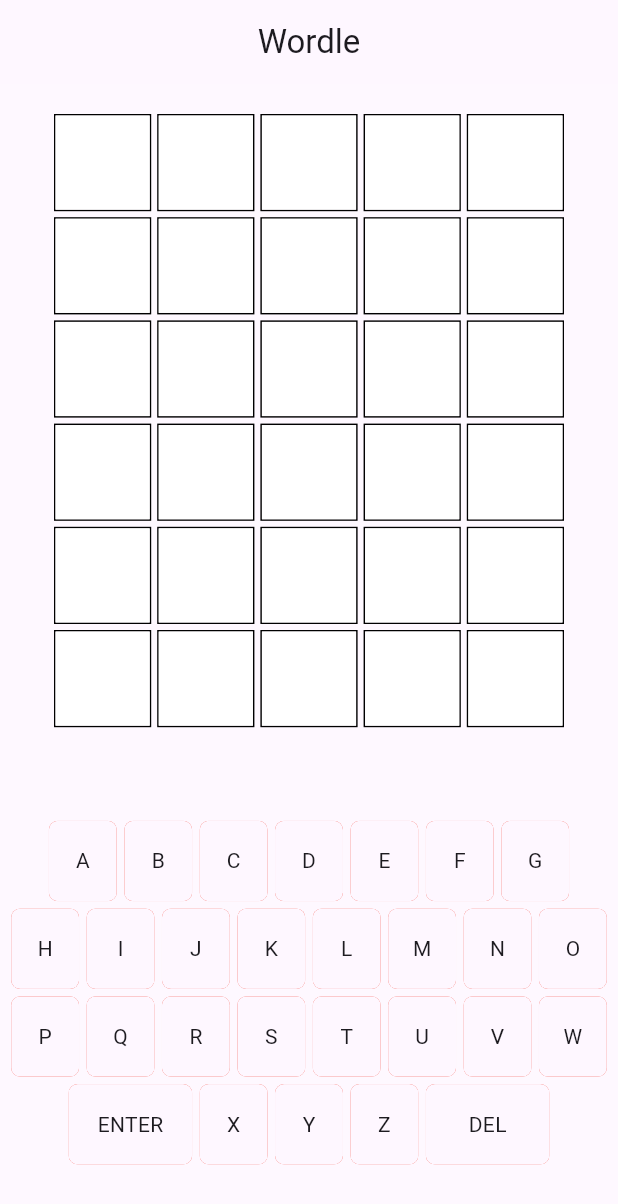
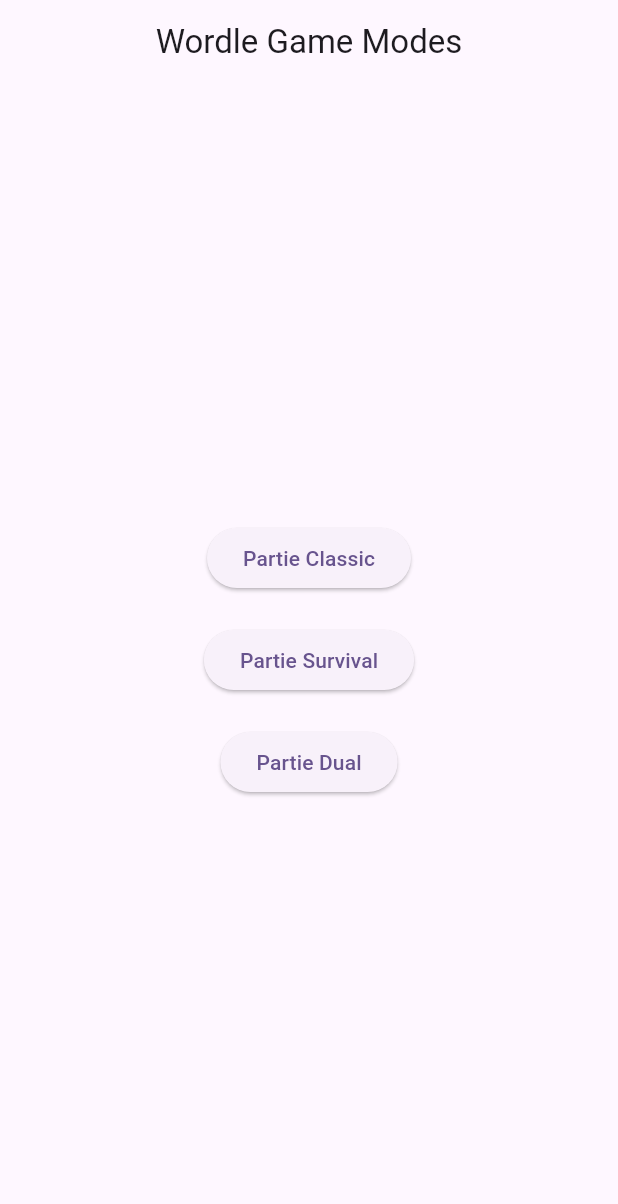
Before and after one commit to mossabdeh/wordle, a Flutter app: the screen it shows after launch, on a phone screen of 412 x 824 dp. Shown: the top 1204 px of the screen. Run offline on Flutter 3.47's test engine with Material 3 defaults, Android fonts, the phone set to English and light mode, and no system bars.

Commit message:
Adding pages architecture

```diff
--- a/lib/main.dart
+++ b/lib/main.dart
@@ -1,8 +1,8 @@
 import 'package:flutter/material.dart';
 import 'package:provider/provider.dart';
 import 'package:wordle/Observer.dart';
+import 'package:wordle/pages/home_screen.dart';
 
-import 'pages/home_page.dart';
 
 void main() {
   runApp(MultiProvider(
@@ -26,7 +26,7 @@
         colorScheme: ColorScheme.fromSeed(seedColor: Colors.deepPurple),
         useMaterial3: true,
       ),
-      home: const HomePage(),
+      home: const HomeScreen(), // Set HomeScreen as the initial page
     );
   }
 }
--- /dev/null
+++ b/lib/pages/dual_game_screen.dart
@@ -0,0 +1,15 @@
+import 'package:flutter/material.dart';
+
+class DualGameScreen extends StatelessWidget {
+  @override
+  Widget build(BuildContext context) {
+    return Scaffold(
+      appBar: AppBar(
+        title: const Text('Partie Dual'),
+      ),
+      body: const Center(
+        child:  Text('Dual Mode Gameplay Here'),
+      ),
+    );
+  }
+}
--- /dev/null
+++ b/lib/pages/home_screen.dart
@@ -0,0 +1,54 @@
+import 'package:flutter/material.dart';
+import 'classic_game_screen.dart';
+import 'survival_game_screen.dart';
+import 'dual_game_screen.dart';
+
+class HomeScreen extends StatelessWidget {
+  const HomeScreen({Key? key}) : super(key: key);
+
+  @override
+  Widget build(BuildContext context) {
+    return Scaffold(
+      appBar: AppBar(
+        title: const Text('Wordle Game Modes'),
+        centerTitle: true,
+      ),
+      body: Center(
+        child: Column(
+          mainAxisAlignment: MainAxisAlignment.center,
+          children: [
+            ElevatedButton(
+              onPressed: () {
+                Navigator.push(
+                  context,
+                  MaterialPageRoute(builder: (context) => ClassicGameScreen()),
+                );
+              },
+              child: const Text('Partie Classic'),
+            ),
+            const SizedBox(height: 20),
+            ElevatedButton(
+              onPressed: () {
+                Navigator.push(
+                  context,
+                  MaterialPageRoute(builder: (context) => SurvivalGameScreen()),
+                );
+              },
+              child: const Text('Partie Survival'),
+            ),
+            const SizedBox(height: 20),
+            ElevatedButton(
+              onPressed: () {
+                Navigator.push(
+                  context,
+                  MaterialPageRoute(builder: (context) => DualGameScreen()),
+                );
+              },
+              child: const Text('Partie Dual'),
+            ),
+          ],
+        ),
+      ),
+    );
+  }
+}
--- a/lib/pages/home_page.dart
+++ b/lib/pages/partie_page.dart
@@ -5,8 +5,8 @@
 import '../components/keyboard_row.dart';
 import '../components/Partiedialogue.dart';
 
-class HomePage extends StatelessWidget {
-  const HomePage({super.key});
+class PartiePage extends StatelessWidget {
+  const PartiePage({super.key});
 
   @override
   Widget build(BuildContext context) {
--- /dev/null
+++ b/lib/pages/survival_game_screen.dart
@@ -0,0 +1,15 @@
+import 'package:flutter/material.dart';
+
+class SurvivalGameScreen extends StatelessWidget {
+  @override
+  Widget build(BuildContext context) {
+    return Scaffold(
+      appBar: AppBar(
+        title: const Text('Partie Survival'),
+      ),
+      body: const Center(
+        child:  Text('Survival Mode Gameplay Here'),
+      ),
+    );
+  }
+}
```
Also changed, not shown: lib/pages/classic_game_screen.dart (added, +24 -0 lines).
